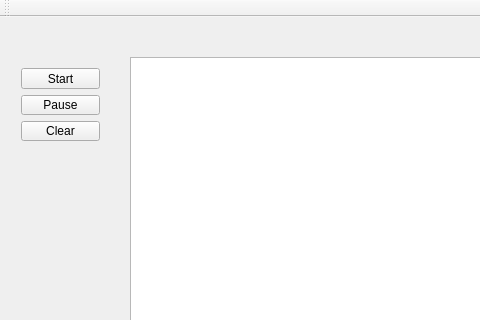
The window that mainwindow.ui (JohnMaass/ConwaysGameofLife) describes before a commit, drawn with Qt 5; both pictures show x 0 to 480 and y 0 to 320 of the 876 by 529 pixel window.
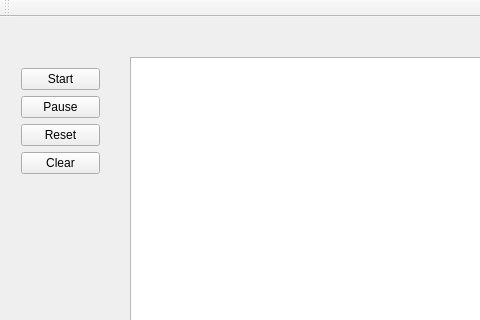
The same window after the commit.

Commit message: Added a Reset button that clears the grid and redraws the starting seed.

What changed in the file:
```diff
--- a/mainwindow.ui
+++ b/mainwindow.ui
@@ -30,7 +30,7 @@
       <x>10</x>
       <y>40</y>
       <width>101</width>
-      <height>95</height>
+      <height>128</height>
      </rect>
     </property>
     <layout class="QVBoxLayout" name="verticalLayout">
@@ -48,6 +48,13 @@
        </property>
       </widget>
      </item>
+     <item>
+      <widget class="QPushButton" name="pushButton_4">
+       <property name="text">
+        <string>Reset</string>
+       </property>
+      </widget>
+     </item>
      <item>
       <widget class="QPushButton" name="pushButton_3">
        <property name="text">
@@ -57,7 +64,7 @@
      </item>
     </layout>
    </widget>
-   <widget class="QWidget" name="">
+   <widget class="QWidget" name="layoutWidget">
     <property name="geometry">
      <rect>
       <x>130</x>
```
The commit also changes 4 other files.
